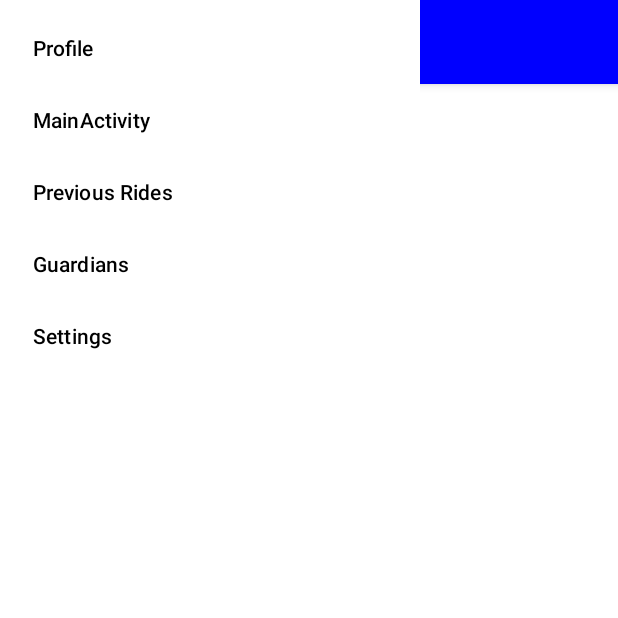
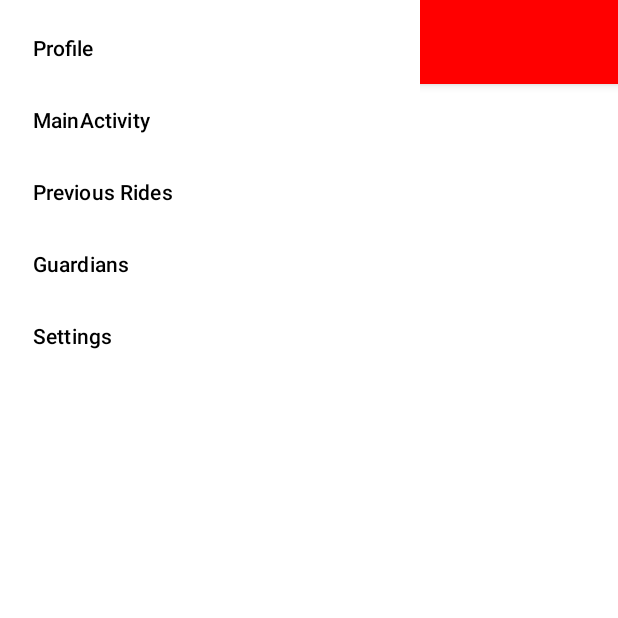
Before and after one commit to KellieHale/Riding-Tracker, an Android app: the screen it shows after launch (MainActivity), on a phone screen of 412 x 824 dp, the top half of it. Run offline under Robolectric (Android 15) with nearby library versions, the phone set to English and light mode, and no system bars.

Commit message:
changed back to red

```diff
--- a/app/src/main/res/layout/activity_main.xml
+++ b/app/src/main/res/layout/activity_main.xml
@@ -15,7 +15,7 @@
             android:id="@+id/toolbar"
             android:layout_width="match_parent"
             android:layout_height="?attr/actionBarSize"
-            android:background="#0000FF"
+            android:background="#FF0000"
             app:popupTheme="@style/Theme.RidingTracker.PopupOverlay" />
 
 
```
